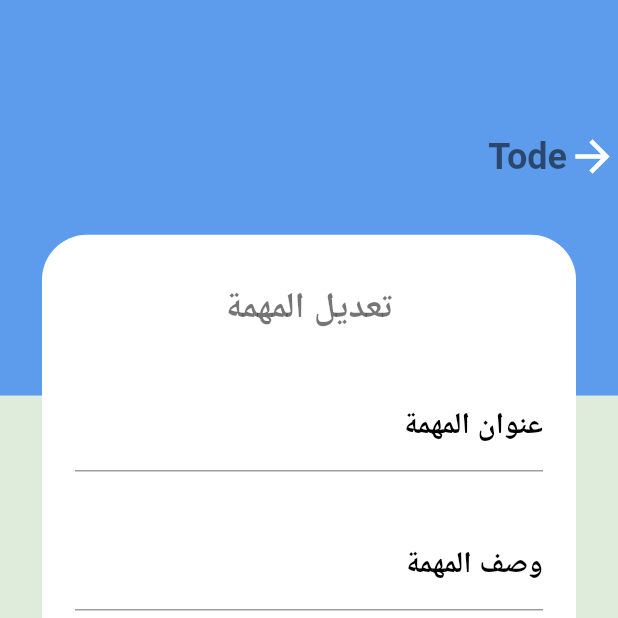
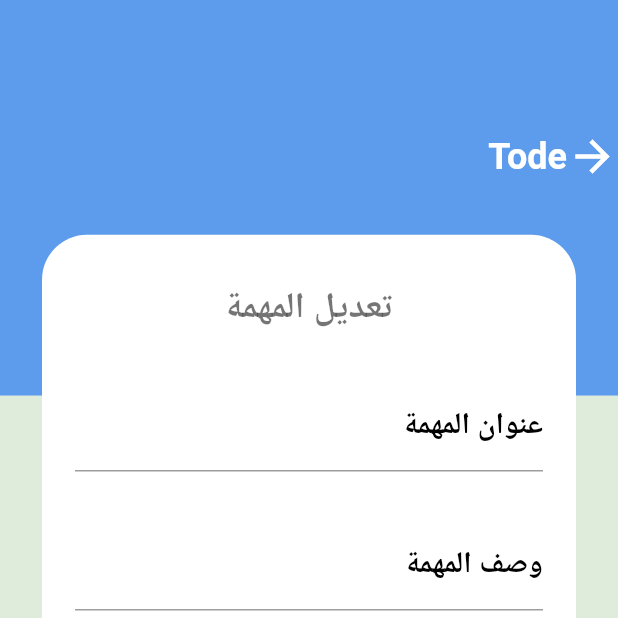
Before and after one commit to Amr7Gamal/Tode, a Flutter app: the TaskEdite screen opened directly with empty values, on a phone screen of 412 x 824 dp, the top half of it. Run offline on Flutter 3.47's test engine with Material 2 defaults, Android fonts, the phone set to English and light mode, and no system bars; our stand-ins replace calendar_timeline, cloud_firestore, firebase_core, flutter_slidable, shared_preferences; accounts and stored records are empty; generated files the repository leaves out were written again.

Commit message:
update for Title Color to White in Screen Edit Task

```diff
--- a/lib/tasks/TaskEdite.dart
+++ b/lib/tasks/TaskEdite.dart
@@ -59,7 +59,9 @@ class _TaskEditeState extends State<TaskEdite> {
                 Text(
                   AppLocalizations.of(context)!.app_title,
                   textAlign: TextAlign.center,
-                  style: Theme.of(context).textTheme.headline1,
+                  style: Theme.of(context).textTheme.headline1!.copyWith(
+                    color: MyTheme.whiteColor
+                  ),
                 ),
               ],
             ),
```
